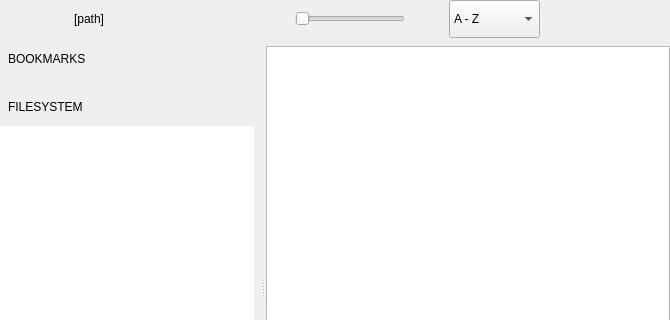
First picture: the form in qimgv/gui/folderview/folderview.ui, repository do-i/thumbgrid, before the edit; both pictures show x 0 to 670 and y 0 to 320 of the 670 by 534 pixel window.
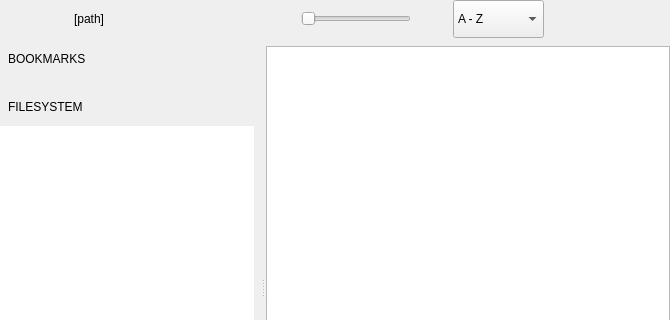
Second picture: the form after the edit. Custom widgets are drawn as their Qt base class.

Commit message: [folderview] layout tweaks

Diff of the .ui file:
```diff
--- a/qimgv/gui/folderview/folderview.ui
+++ b/qimgv/gui/folderview/folderview.ui
@@ -183,7 +183,7 @@
         </property>
         <property name="sizeHint" stdset="0">
          <size>
-          <width>12</width>
+          <width>0</width>
           <height>20</height>
          </size>
         </property>
@@ -252,13 +252,13 @@
         </property>
         <property name="minimumSize">
          <size>
-          <width>40</width>
+          <width>38</width>
           <height>38</height>
          </size>
         </property>
         <property name="maximumSize">
          <size>
-          <width>40</width>
+          <width>38</width>
           <height>38</height>
          </size>
         </property>
@@ -350,11 +350,11 @@
          <enum>Qt::Horizontal</enum>
         </property>
         <property name="sizeType">
-         <enum>QSizePolicy::Maximum</enum>
+         <enum>QSizePolicy::Fixed</enum>
         </property>
         <property name="sizeHint" stdset="0">
          <size>
-          <width>10</width>
+          <width>8</width>
           <height>20</height>
          </size>
         </property>
@@ -363,20 +363,20 @@
       <item>
        <widget class="ActionButton" name="docViewButton" native="true">
         <property name="sizePolicy">
-         <sizepolicy hsizetype="Minimum" vsizetype="Fixed">
+         <sizepolicy hsizetype="Fixed" vsizetype="Fixed">
           <horstretch>0</horstretch>
           <verstretch>0</verstretch>
          </sizepolicy>
         </property>
         <property name="minimumSize">
          <size>
-          <width>40</width>
+          <width>38</width>
           <height>38</height>
          </size>
         </property>
         <property name="maximumSize">
          <size>
-          <width>40</width>
+          <width>38</width>
           <height>38</height>
          </size>
         </property>
@@ -388,20 +388,20 @@
       <item>
        <widget class="ActionButton" name="settingsButton" native="true">
         <property name="sizePolicy">
-         <sizepolicy hsizetype="Minimum" vsizetype="Fixed">
+         <sizepolicy hsizetype="Fixed" vsizetype="Fixed">
           <horstretch>0</horstretch>
           <verstretch>0</verstretch>
          </sizepolicy>
         </property>
         <property name="minimumSize">
          <size>
-          <width>40</width>
+          <width>38</width>
           <height>38</height>
          </size>
         </property>
         <property name="maximumSize">
          <size>
-          <width>40</width>
+          <width>38</width>
           <height>38</height>
          </size>
         </property>
@@ -410,6 +410,22 @@
         </property>
        </widget>
       </item>
+      <item>
+       <spacer name="panelRightEdgeSpacer">
+        <property name="orientation">
+         <enum>Qt::Horizontal</enum>
+        </property>
+        <property name="sizeType">
+         <enum>QSizePolicy::Fixed</enum>
+        </property>
+        <property name="sizeHint" stdset="0">
+         <size>
+          <width>2</width>
+          <height>20</height>
+         </size>
+        </property>
+       </spacer>
+      </item>
       <item>
        <widget class="ActionButton" name="exitButton" native="true">
         <property name="sizePolicy">
```
Left out of the diff: 6 changed lines with no effect on the pictures. The commit also changes 4 other files.
